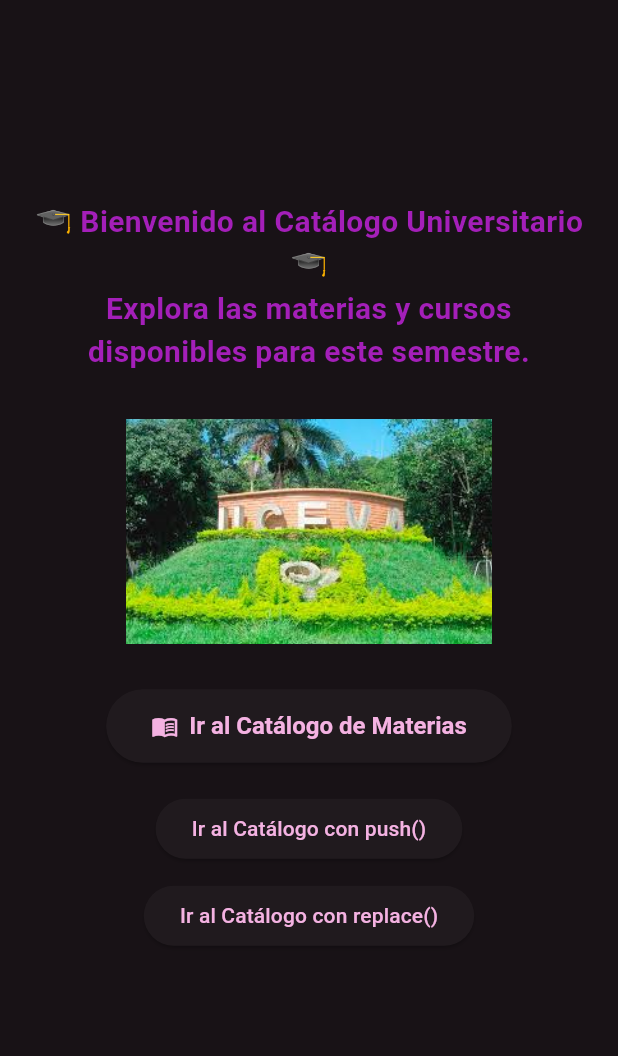
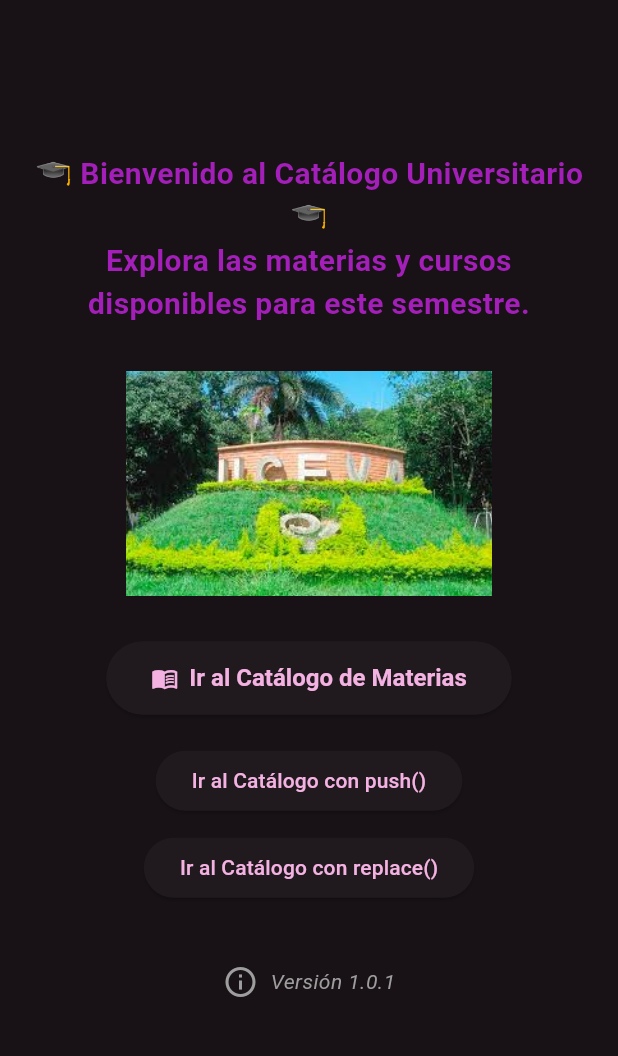
Before and after one commit to Angie-Natalia-Cobo-Vasquez/TalleresMoviles, a Flutter app: the screen it shows after launch, on a phone screen of 412 x 824 dp, the part 84-1140 px from its top. Run offline on Flutter 3.47's test engine with Material 3 defaults, Android fonts, the phone set to English and light mode, and no system bars; our stand-ins replace go_router.

Commit message:
feat: se agregó el ícono y número de versión en la pantalla Home para la versión 1.0.1 y se creó el archivo README.md con la documentación del trabajo

```diff
--- a/lib/views/home/home_screen.dart
+++ b/lib/views/home/home_screen.dart
@@ -68,6 +68,25 @@ class HomeScreen extends StatelessWidget {
                 context.replace('/catalogo?promo=ConReplace');
               },
             ),
+
+            const SizedBox(height: 40),
+
+            // 👇 Nueva sección: muestra la versión actual con ícono
+            const Row(
+              mainAxisAlignment: MainAxisAlignment.center,
+              children: [
+                Icon(Icons.info_outline, color: Colors.grey),
+                SizedBox(width: 8),
+                Text(
+                  'Versión 1.0.1',
+                  style: TextStyle(
+                    fontSize: 14,
+                    color: Colors.grey,
+                    fontStyle: FontStyle.italic,
+                  ),
+                ),
+              ],
+            ),
           ],
         ),
       ),
```
Also changed, not shown: assets/capturas/Capturav1.jpg (added), assets/capturas/Capturav2.jpg (added), 1 other file.
